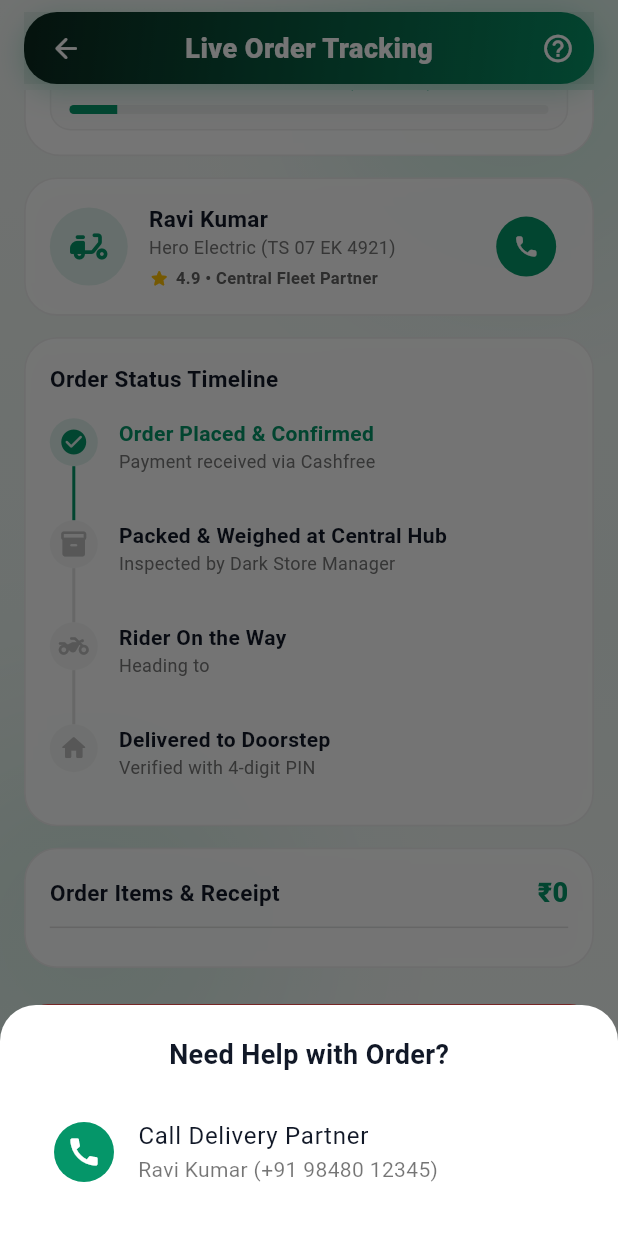
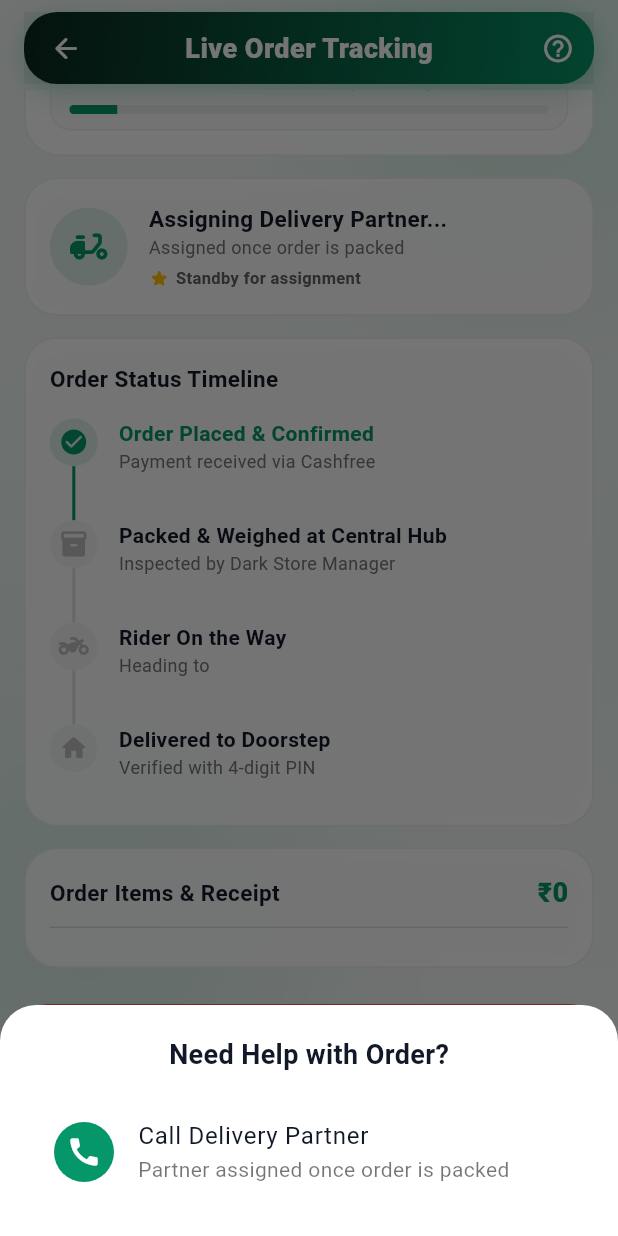
Before and after one commit to ajitchowdary08/Flash_Fresh_Delivery, a Flutter app: the OrderTrackingScreen screen opened directly with empty values, scrolled down 674 dp, after a tap on the "help outline" icon, on a phone screen of 412 x 824 dp. Run offline on Flutter 3.47's test engine with Material 3 defaults, Android fonts, the phone set to English and light mode, and no system bars; our stand-ins replace firebase_auth, firebase_core, geolocator, google_maps_flutter, shared_preferences, webview_flutter; accounts and stored records are empty; network calls fail.

Commit message:
fix(v3-audit): address dev-ready audit issues across backend, customer, rider, and store apps
- Customer: honest error on sync failure (no fake JWT), real catalog matching on reorder, verify update profile response, remove hardcoded phantom rider and OTP fallbacks
- Rider: remove deceptive GPS/battery chips, add PopScope to trip screen, call rejectOrder on pass, uncheck bag items by default, add debounce on accept button
- Store: remove hardcoded 520g and default OTP PIN fallbacks, enforce positive weight validation
- Backend: add /health endpoint, standardize customer phone fallbacks
- iOS: add location usage descriptions to rider Info.plist

```diff
--- a/miyapur_quick_commerce/customer_app/lib/models/models.dart
+++ b/miyapur_quick_commerce/customer_app/lib/models/models.dart
@@ -260,9 +260,9 @@ class OrderHistoryModel {
     required this.createdAt,
     required this.isSundayMeatOrder,
     required this.items,
-    this.riderName = "Ravi Kumar",
-    this.riderPhone = "+91 98480 12345",
-    this.riderVehicle = "Hero Electric (TS 07 EK 4921)",
+    this.riderName = "Fleet Partner",
+    this.riderPhone = "",
+    this.riderVehicle = "",
     this.riderLat = 17.495101,
     this.riderLng = 78.367535,
     this.latitude,
@@ -280,7 +280,7 @@ class OrderHistoryModel {
       discountAmount: (json['discount_amount'] as num?)?.toDouble() ?? 0.0,
       promoCode: json['promo_code'] ?? '',
       deliveryFee: (json['delivery_fee'] as num?)?.toDouble() ?? 15.0,
-      deliveryOtp: json['delivery_otp'] ?? '4921',
+      deliveryOtp: json['delivery_otp'] ?? '',
       paymentStatus: json['payment_status'] ?? 'PAID',
       paymentMethod: json['payment_method'] ?? 'UPI',
       deliveryAddress: json['delivery_address'] ?? '',
@@ -288,9 +288,9 @@ class OrderHistoryModel {
       createdAt: json['created_at'] ?? 'Today',
       isSundayMeatOrder: json['is_sunday_meat_order'] ?? false,
       items: rawItems.map((i) => OrderHistoryItem.fromJson(i)).toList(),
-      riderName: json['rider_name'] ?? 'Ravi Kumar',
-      riderPhone: json['rider_phone'] ?? '+91 98480 12345',
-      riderVehicle: json['rider_vehicle'] ?? 'Hero Electric (TS 07 EK 4921)',
+      riderName: json['rider_name'] ?? 'Fleet Partner',
+      riderPhone: json['rider_phone'] ?? '',
+      riderVehicle: json['rider_vehicle'] ?? '',
       riderLat: (json['rider_lat'] as num?)?.toDouble() ?? 17.495101,
       riderLng: (json['rider_lng'] as num?)?.toDouble() ?? 78.367535,
       latitude: (json['latitude'] as num?)?.toDouble(),
--- a/miyapur_quick_commerce/customer_app/lib/screens/order_tracking_screen.dart
+++ b/miyapur_quick_commerce/customer_app/lib/screens/order_tracking_screen.dart
@@ -74,7 +74,7 @@ class _OrderTrackingScreenState extends State<OrderTrackingScreen>
 
   Timer? _pollingTimer;
   String _currentStatus = "PLACED";
-  String _deliveryOtp = "4921";
+  String _deliveryOtp = "----";
   int _etaMins = 12;
   Map<String, dynamic>? _riderInfo;
   bool _followRider = false;
@@ -463,7 +463,7 @@ class _OrderTrackingScreenState extends State<OrderTrackingScreen>
             _bikeIcon ??
             BitmapDescriptor.defaultMarkerWithHue(BitmapDescriptor.hueGreen),
         infoWindow: InfoWindow(
-          title: "⚡ ${_riderInfo?["name"] ?? "Ravi Kumar"} (Hero Electric)",
+          title: "⚡ ${_riderInfo?["name"] ?? "Delivery Partner"}",
           snippet: "Arriving in ~$_etaMins mins",
         ),
       );
@@ -1091,8 +1091,10 @@ class _OrderTrackingScreenState extends State<OrderTrackingScreen>
   }
 
   Widget _buildRiderCard() {
-    final name = _riderInfo?["name"] ?? "Ravi Kumar";
-    final vehicle = _riderInfo?["vehicle"] ?? "Hero Electric (TS 07 EK 4921)";
+    final hasRider = _riderInfo != null && _riderInfo!["name"] != null;
+    final name = hasRider ? _riderInfo!["name"].toString() : "Assigning Delivery Partner...";
+    final vehicle = hasRider ? (_riderInfo!["vehicle"]?.toString() ?? "Central Fleet") : "Assigned once order is packed";
+    final phone = _riderInfo?["phone"]?.toString() ?? "";
 
     return GlassCard(
       blur: 16,
@@ -1137,7 +1139,7 @@ class _OrderTrackingScreenState extends State<OrderTrackingScreen>
                     ),
                     const SizedBox(width: 4),
                     Text(
-                      "4.9 • Central Fleet Partner",
+                      hasRider ? "Central Fleet Partner" : "Standby for assignment",
                       style: TextStyle(
                         fontSize: 11,
                         color: Colors.grey.shade700,
@@ -1149,10 +1151,11 @@ class _OrderTrackingScreenState extends State<OrderTrackingScreen>
               ],
             ),
           ),
+          if (hasRider && phone.isNotEmpty)
             IconButton(
-            icon: CircleAvatar(
-              backgroundColor: const Color(0xFF059669),
-              child: const Icon(
+              icon: const CircleAvatar(
+                backgroundColor: Color(0xFF059669),
+                child: Icon(
                   Icons.call_rounded,
                   color: Colors.white,
                   size: 18,
@@ -1162,7 +1165,7 @@ class _OrderTrackingScreenState extends State<OrderTrackingScreen>
                 ScaffoldMessenger.of(context).showSnackBar(
                   SnackBar(
                     content: Text(
-                    "Calling Fleet Partner $name (+91 98480 12345)...",
+                      "Calling Partner $name ($phone)...",
                     ),
                   ),
                 );
@@ -1598,15 +1601,23 @@ class _OrderTrackingScreenState extends State<OrderTrackingScreen>
                 "Call Delivery Partner",
                 style: TextStyle(color: Color(0xFF111827)),
               ),
-              subtitle: const Text(
-                "Ravi Kumar (+91 98480 12345)",
-                style: TextStyle(color: Colors.black54),
+              subtitle: Text(
+                _riderInfo != null && _riderInfo!["name"] != null
+                    ? "${_riderInfo!['name']} (${_riderInfo!['phone'] ?? ''})"
+                    : "Partner assigned once order is packed",
+                style: const TextStyle(color: Colors.black54),
               ),
               onTap: () {
                 Navigator.pop(ctx);
+                if (_riderInfo != null && _riderInfo!["name"] != null) {
                   ScaffoldMessenger.of(context).showSnackBar(
-                  const SnackBar(content: Text("Calling Rider...")),
-                );
+                    SnackBar(content: Text("Calling ${_riderInfo!['name']}...")),
+                  );
+                } else {
+                  ScaffoldMessenger.of(context).showSnackBar(
+                    const SnackBar(content: Text("No delivery partner assigned yet.")),
+                  );
+                }
               },
             ),
           ],
```
Also changed, not shown: miyapur_quick_commerce/customer_app/lib/screens/auth_screen.dart (+19 -0 lines), miyapur_quick_commerce/customer_app/lib/screens/orders_history_screen.dart (+78 -42 lines), miyapur_quick_commerce/customer_app/lib/screens/profile_screen.dart (+11 -2 lines), miyapur_quick_commerce/customer_app/lib/services/api_service.dart (+53 -52 lines), miyapur_quick_commerce/rider_app/lib/screens/rider_home_screen.dart (+17 -4 lines), miyapur_quick_commerce/rider_app/lib/screens/trip_screen.dart (+37 -7 lines), miyapur_quick_commerce/store_app/lib/screens/store_dashboard_screen.dart (+26 -6 lines), 5 other files. Lines whose indentation alone changed are shown as unchanged.
